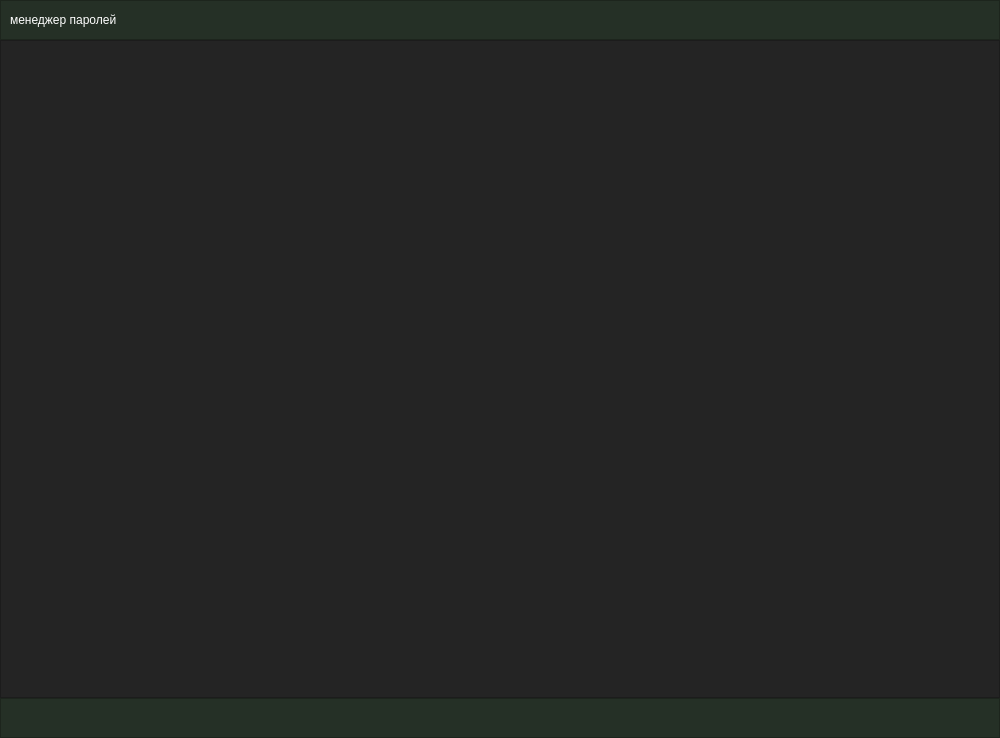
Old version of the form gui/windows/main_ui.ui in the repository dorokhinra/save_password.
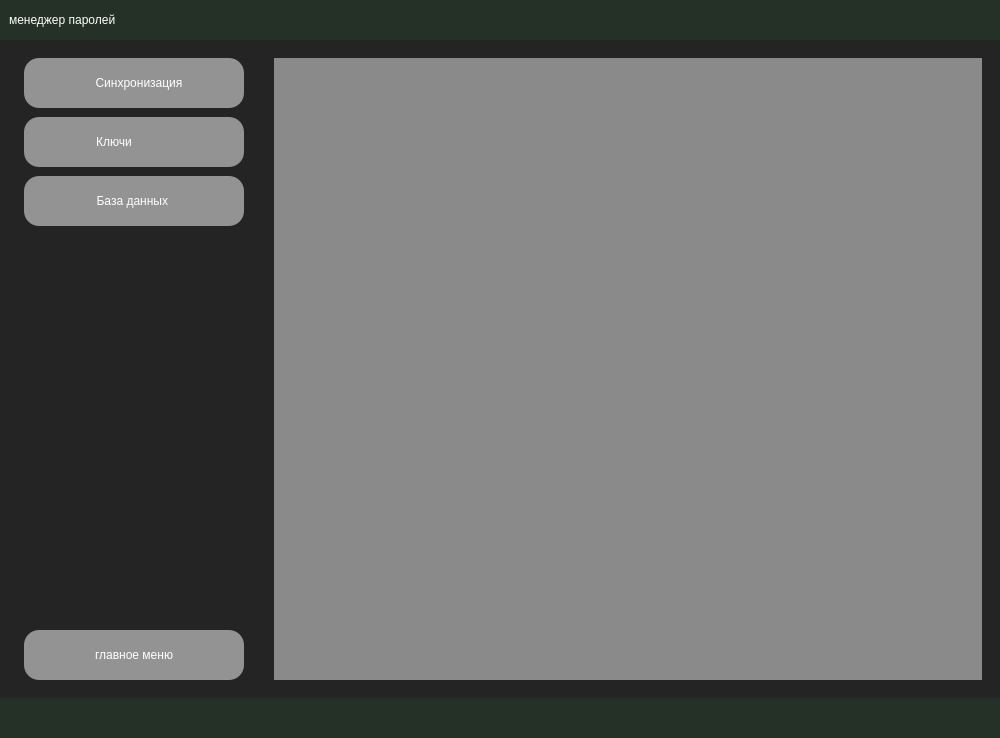
New version of the form. The open tabs and pages were chosen to show the change. Icons and pictures are not drawn.

Diff of the .ui file:
```diff
--- a/gui/windows/main_ui.ui
+++ b/gui/windows/main_ui.ui
@@ -25,6 +25,15 @@
   <property name="windowTitle">
    <string>MainWindow</string>
   </property>
+  <property name="styleSheet">
+   <string notr="true">QWidget {
+border: rgba(37, 48, 38, 1) solid 4px;
+}
+
+QMainWindow {
+border: rgba(37, 48, 38, 1) solid 4px;
+}</string>
+  </property>
   <widget class="QWidget" name="centralwidget">
    <property name="minimumSize">
     <size>
@@ -689,8 +698,193 @@
            </item>
           </layout>
          </widget>
-         <widget class="QWidget" name="page_2"/>
-         <widget class="QWidget" name="page_3"/>
+         <widget class="QWidget" name="page_2">
+          <layout class="QHBoxLayout" name="horizontalLayout_5">
+           <item>
+            <widget class="QFrame" name="set_panel">
+             <property name="minimumSize">
+              <size>
+               <width>250</width>
+               <height>0</height>
+              </size>
+             </property>
+             <property name="maximumSize">
+              <size>
+               <width>250</width>
+               <height>16777215</height>
+              </size>
+             </property>
+             <property name="styleSheet">
+              <string notr="true">QPushButton{
+	font: 12pt &quot;Sans Serif&quot;;
+	background-color: rgba(195, 195, 195, 0.7);
+border-radius: 15px;
+}
+
+QPushButton:hover {
+	background-color: rgba(197, 197, 197, 0.4);
+border: 3px   solid rgba(37, 48, 38, 1);
+	 
+}
+
+QPushButton:pressed {
+	background-color: rgba(216, 216, 216, 0.2);
+}</string>
+             </property>
+             <property name="frameShape">
+              <enum>QFrame::StyledPanel</enum>
+             </property>
+             <property name="frameShadow">
+              <enum>QFrame::Raised</enum>
+             </property>
+             <layout class="QVBoxLayout" name="verticalLayout_7">
+              <property name="spacing">
+               <number>9</number>
+              </property>
+              <property name="leftMargin">
+               <number>15</number>
+              </property>
+              <property name="rightMargin">
+               <number>15</number>
+              </property>
+              <item>
+               <widget class="QPushButton" name="git_btn">
+                <property name="minimumSize">
+                 <size>
+                  <width>0</width>
+                  <height>50</height>
+                 </size>
+                </property>
+                <property name="text">
+                 <string>   Синхронизация</string>
+                </property>
+                <property name="icon">
+                 <iconset>
+                  <normaloff>../images/icons8-github-48.png</normaloff>../images/icons8-github-48.png</iconset>
+                </property>
+                <property name="iconSize">
+                 <size>
+                  <width>25</width>
+                  <height>25</height>
+                 </size>
+                </property>
+               </widget>
+              </item>
+              <item>
+               <widget class="QPushButton" name="key_btn">
+                <property name="minimumSize">
+                 <size>
+                  <width>0</width>
+                  <height>50</height>
+                 </size>
+                </property>
+                <property name="layoutDirection">
+                 <enum>Qt::LeftToRight</enum>
+                </property>
+                <property name="text">
+                 <string>   Ключи               </string>
+                </property>
+                <property name="icon">
+                 <iconset>
+                  <normaloff>../images/key.png</normaloff>../images/key.png</iconset>
+                </property>
+                <property name="iconSize">
+                 <size>
+                  <width>20</width>
+                  <height>20</height>
+                 </size>
+                </property>
+               </widget>
+              </item>
+              <item>
+               <widget class="QPushButton" name="db_btn">
+                <property name="minimumSize">
+                 <size>
+                  <width>0</width>
+                  <height>50</height>
+                 </size>
+                </property>
+                <property name="text">
+                 <string>   База данных    </string>
+                </property>
+                <property name="icon">
+                 <iconset>
+                  <normaloff>../images/database.png</normaloff>../images/database.png</iconset>
+                </property>
+                <property name="iconSize">
+                 <size>
+                  <width>20</width>
+                  <height>20</height>
+                 </size>
+                </property>
+               </widget>
+              </item>
+              <item>
+               <spacer name="verticalSpacer_7">
+                <property name="orientation">
+                 <enum>Qt::Vertical</enum>
+                </property>
+                <property name="sizeHint" stdset="0">
+                 <size>
+                  <width>20</width>
+                  <height>40</height>
+                 </size>
+                </property>
+               </spacer>
+              </item>
+              <item>
+               <widget class="QPushButton" name="main_menu_btn_set">
+                <property name="minimumSize">
+                 <size>
+                  <width>0</width>
+                  <height>50</height>
+                 </size>
+                </property>
+                <property name="text">
+                 <string>главное меню</string>
+                </property>
+               </widget>
+              </item>
+             </layout>
+            </widget>
+           </item>
+           <item>
+            <widget class="QFrame" name="frame_4">
+             <property name="frameShape">
+              <enum>QFrame::StyledPanel</enum>
+             </property>
+             <property name="frameShadow">
+              <enum>QFrame::Raised</enum>
+             </property>
+             <layout class="QVBoxLayout" name="verticalLayout_8">
+              <item>
+               <widget class="QStackedWidget" name="stackedWidget_2">
+                <property name="styleSheet">
+                 <string notr="true">background-color: rgba(195, 195, 195, 0.4);</string>
+                </property>
+                <widget class="QWidget" name="page"/>
+                <widget class="QWidget" name="page_4"/>
+               </widget>
+              </item>
+             </layout>
+            </widget>
+           </item>
+          </layout>
+         </widget>
+         <widget class="QWidget" name="page_3">
+          <layout class="QVBoxLayout" name="verticalLayout">
+           <item>
+            <widget class="QLabel" name="label_9">
+             <property name="text">
+              <string>Страница 2</string>
+             </property>
+             <property name="alignment">
+              <set>Qt::AlignCenter</set>
+             </property>
+            </widget>
+           </item>
+          </layout>
+         </widget>
         </widget>
        </item>
       </layout>
```
Left out of the diff: 9 changed lines with no effect on the pictures.
